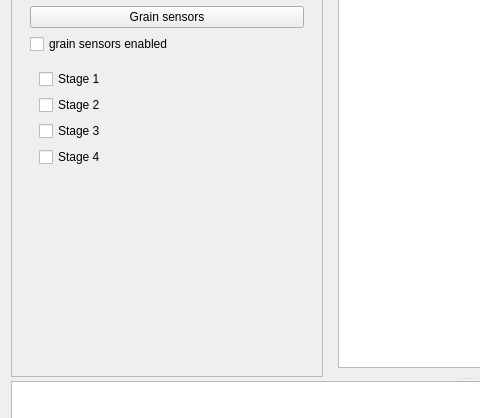
Qt form gui/mainwindow.ui (Shmuma/grain-watering) before a commit; both pictures show x 0 to 480 and y 117 to 535 of the 932 by 731 pixel window.
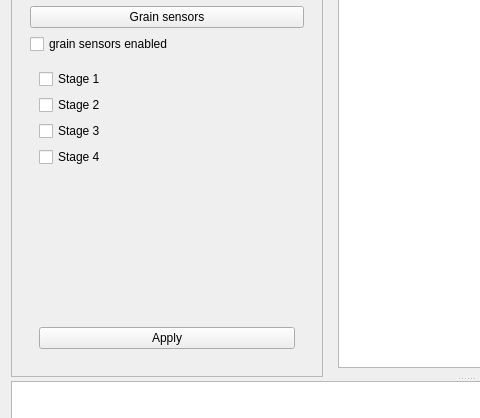
The same form after that commit. The open tabs and pages were chosen to show the change. Custom widgets are drawn as their Qt base class.

Commit message: Check water interface implemented.

What changed in the file:
```diff
--- a/gui/mainwindow.ui
+++ b/gui/mainwindow.ui
@@ -524,11 +524,18 @@
                     <property name="sizeHint" >
                      <size>
                       <width>20</width>
-                      <height>16</height>
+                      <height>40</height>
                      </size>
                     </property>
                    </spacer>
                   </item>
+                  <item>
+                   <widget class="QPushButton" name="applyCheckWaterButton" >
+                    <property name="text" >
+                     <string>Apply</string>
+                    </property>
+                   </widget>
+                  </item>
                  </layout>
                 </widget>
                 <widget class="QWidget" name="sensors" >
```
Left out of the diff: 13 changed lines with no effect on the pictures. The commit also changes 3 other files.
